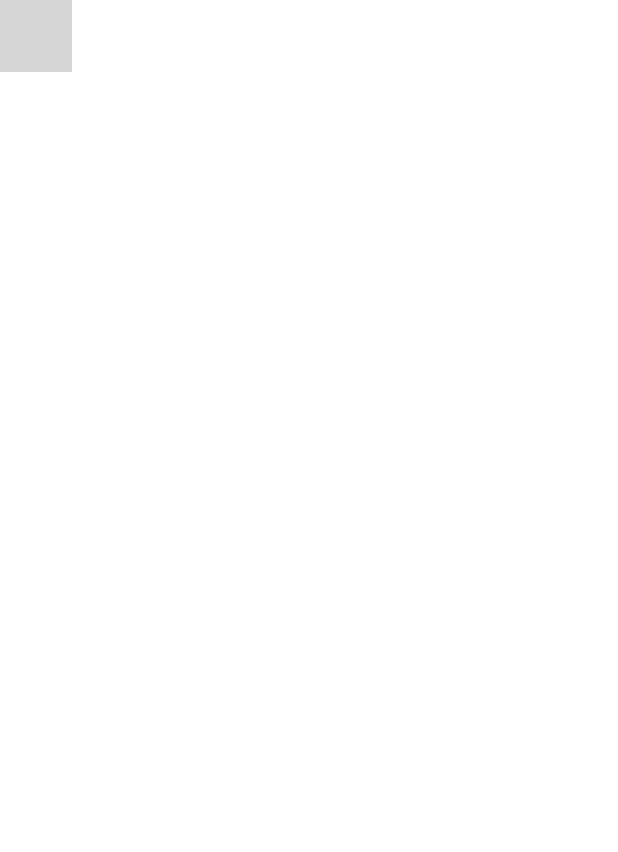
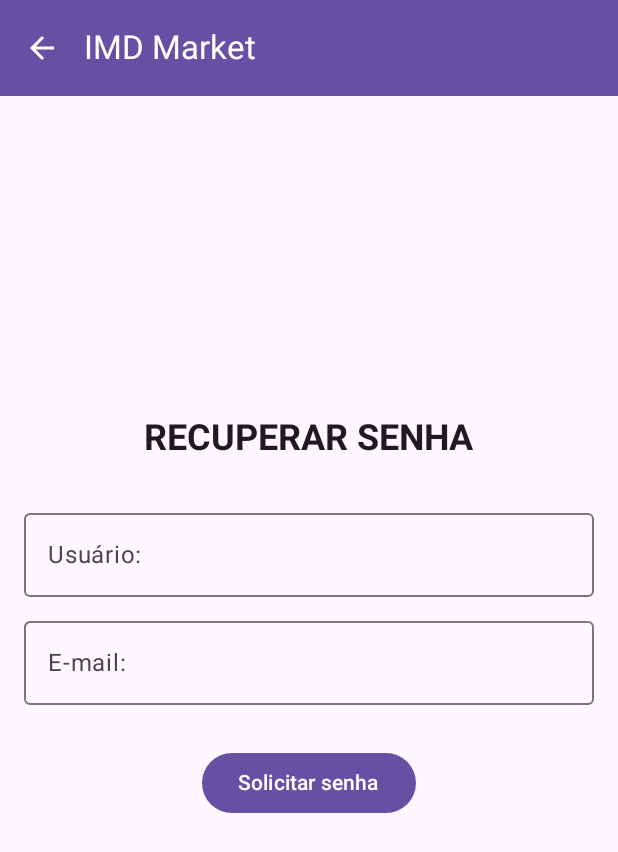
Before and after one commit to Arco-de-Treinamento/DDM-2024.2-BTI-UFRN, an Android app built with Jetpack Compose: the ForgotPasswordScreen screen opened through its navigation route, on a phone screen of 412 x 824 dp. Shown: the top 852 px of the screen. Run offline under Robolectric (Android 15) with nearby library versions, the phone set to English and light mode, and no system bars; grey boxes are pictures that could not be loaded.

Commit message:
feat: create a ForgotPasswordScreen

```diff
--- a/app/src/main/java/com/manoelfreitas/imdmarket/MainActivity.kt
+++ b/app/src/main/java/com/manoelfreitas/imdmarket/MainActivity.kt
@@ -19,7 +19,8 @@ import com.manoelfreitas.imdmarket.ui.screen.main.item.edititem.EditItemScreen
 import com.manoelfreitas.imdmarket.ui.screen.main.item.deleteitem.DeleteItemScreen
 import com.manoelfreitas.imdmarket.ui.screen.main.item.listitems.ListItemScreen
 import com.manoelfreitas.imdmarket.ui.screen.auth.forgotpassword.ForgotPasswordScreen
-
+import kotlinx.coroutines.CoroutineScope
+import kotlinx.coroutines.launch
 
 
 class MainActivity : ComponentActivity() {
@@ -82,3 +83,12 @@ fun NavController.navigateToMenu(){
         popUpTo("login"){inclusive = true}
     }
 }
+
+fun NavController.returnToLogin(scope: CoroutineScope){
+    scope.launch {
+        delay(2000)
+        navigate("login"){
+            popUpTo("forgotpassword"){inclusive = true}
+        }
+    }
+}
--- a/app/src/main/java/com/manoelfreitas/imdmarket/ui/screen/auth/forgotpassword/ForgotPasswordScreen.kt
+++ b/app/src/main/java/com/manoelfreitas/imdmarket/ui/screen/auth/forgotpassword/ForgotPasswordScreen.kt
@@ -1 +1,96 @@
 package com.manoelfreitas.imdmarket.ui.screen.auth.forgotpassword
+
+
+import android.widget.Toast
+import androidx.compose.foundation.layout.*
+import androidx.compose.foundation.text.KeyboardOptions
+import androidx.compose.runtime.*
+import androidx.compose.material3.*
+import androidx.compose.ui.Modifier
+import androidx.compose.ui.Alignment
+import androidx.compose.material.icons.Icons
+import androidx.compose.material.icons.automirrored.filled.ArrowBack
+import androidx.compose.ui.platform.LocalContext
+import androidx.compose.ui.text.font.FontWeight
+import androidx.compose.ui.text.input.KeyboardType
+import androidx.compose.ui.text.input.VisualTransformation
+import androidx.compose.ui.unit.dp
+import androidx.compose.ui.unit.sp
+import androidx.navigation.NavController
+import com.manoelfreitas.imdmarket.returnToLogin
+import kotlinx.coroutines.delay
+
+
+@OptIn(ExperimentalMaterial3Api::class)
+@Composable
+fun ForgotPasswordScreen(navController: NavController){
+    var username by remember {(mutableStateOf(""))}
+    var email by remember {(mutableStateOf(""))}
+
+    val context = LocalContext.current
+    val scope = rememberCoroutineScope()
+
+    Scaffold (
+        modifier = Modifier
+            .fillMaxSize(),
+        topBar = {
+            TopAppBar(
+                title = {
+                    Text(text = "IMD Market")
+                },
+                navigationIcon = {
+                    IconButton(onClick = { navController.popBackStack() }) {
+                        Icon(Icons.AutoMirrored.Filled.ArrowBack, contentDescription = "Voltar")
+                    }
+                },
+
+                colors = TopAppBarColors(
+                    containerColor = MaterialTheme.colorScheme.primary,
+                    titleContentColor = MaterialTheme.colorScheme.onPrimary,
+                    navigationIconContentColor = MaterialTheme.colorScheme.onPrimary,
+                    scrolledContainerColor = MaterialTheme.colorScheme.primary,
+                    actionIconContentColor = MaterialTheme.colorScheme.onPrimary,
+                ),
+            )
+        }
+    ) { innerPadding ->
+        Column (modifier = Modifier
+            .fillMaxSize()
+            .padding(16.dp),
+            horizontalAlignment = Alignment.CenterHorizontally,
+            verticalArrangement = Arrangement.Center){
+            Row (modifier = Modifier.fillMaxWidth(),
+                horizontalArrangement = Arrangement.Center){
+                Text(text = "RECUPERAR SENHA", fontWeight = FontWeight.Bold, fontSize = 24.sp)
+            }
+            Spacer(modifier = Modifier.height(28.dp))
+            OutlinedTextField(value = username,
+                onValueChange = {username = it },
+                label = {Text("Usuário:")},
+                modifier = Modifier.fillMaxWidth(),
+            )
+            Spacer(modifier = Modifier.height(8.dp))
+            OutlinedTextField(value = email,
+                onValueChange = {email = it },
+                label = {Text("E-mail:") },
+                modifier = Modifier.fillMaxWidth(),
+                keyboardOptions = KeyboardOptions(keyboardType = KeyboardType.Email),
+                visualTransformation = VisualTransformation.None
+            )
+
+            Spacer(modifier = Modifier.height(28.dp))
+            Button(
+                onClick = {
+                    if(username.isNotEmpty() || email.isNotEmpty()){
+                        Toast.makeText(context, "Você receberá um e-mail para redefinir sua senha.", Toast.LENGTH_SHORT).show()
+
+                        navController.returnToLogin(scope)
+                    }else{
+                        Toast.makeText(context, "Preencha todos os campos!", Toast.LENGTH_SHORT).show()
+                    }
+                }) {
+                Text("Solicitar senha")
+            }
+        }
+    }
+}
```
